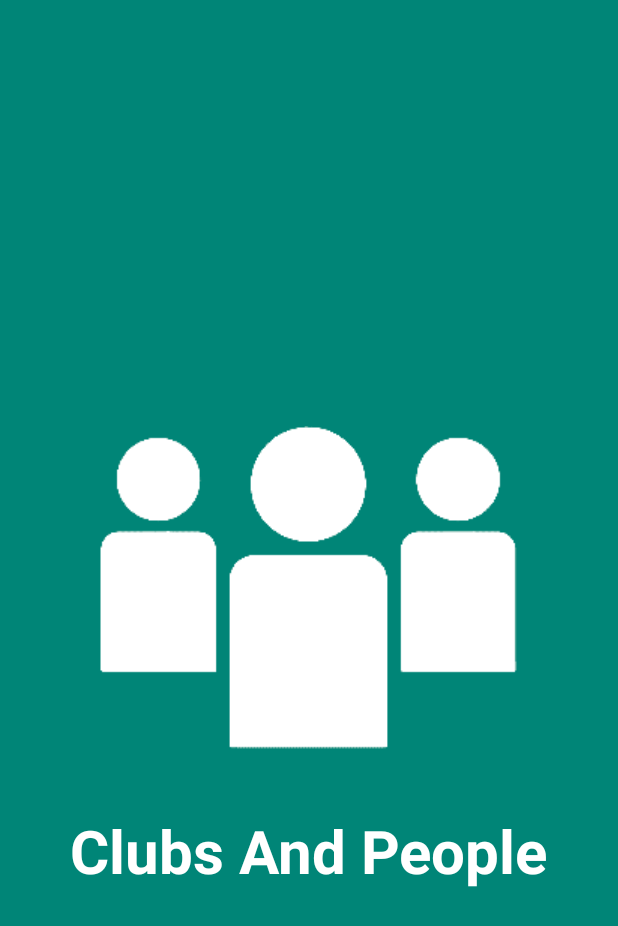
After one commit to infinitesingh/Clubs-And-People, an Android app: the layout activity_splash.xml on its own in the app's theme, with its tools: preview values and no code run, on a phone screen of 412 x 824 dp. The commit adds this screen. Shown: the top 926 px of the screen. Run offline under Robolectric (Android 15) with nearby library versions, the phone set to English and light mode, and no system bars.

Commit message:
Add Splash Screen

```diff
--- a/app/src/main/AndroidManifest.xml
+++ b/app/src/main/AndroidManifest.xml
@@ -9,13 +9,16 @@
         android:roundIcon="@mipmap/ic_launcher_round"
         android:supportsRtl="true"
         android:theme="@style/AppTheme">
-        <activity android:name=".MainActivity">
+        <activity
+            android:name=".SplashActivity"
+            android:theme="@style/AppTheme.NoActionBar">
             <intent-filter>
                 <action android:name="android.intent.action.MAIN" />
 
                 <category android:name="android.intent.category.LAUNCHER" />
             </intent-filter>
         </activity>
+        <activity android:name=".MainActivity"></activity>
     </application>
 
 </manifest>
--- /dev/null
+++ b/app/src/main/res/layout/activity_splash.xml
@@ -0,0 +1,28 @@
+<?xml version="1.0" encoding="utf-8"?>
+<RelativeLayout
+    xmlns:android="http://schemas.android.com/apk/res/android"
+    xmlns:tools="http://schemas.android.com/tools"
+    android:layout_width="match_parent"
+    android:layout_height="match_parent"
+    tools:context=".MainActivity"
+    android:background="@color/colorPrimary">
+
+    <ImageView
+        android:layout_width="wrap_content"
+        android:layout_height="wrap_content"
+        android:src="@drawable/splash_icon"
+        android:layout_centerInParent="true"
+        android:paddingBottom="@dimen/paddingSplashBut"
+        android:id="@+id/splashImg"/>
+    <TextView
+        android:layout_width="wrap_content"
+        android:layout_height="wrap_content"
+        android:text="@string/app_name"
+        android:textAppearance="@style/Base.TextAppearance.AppCompat.Large"
+        android:textStyle="bold"
+        android:textColor="@android:color/white"
+        android:textIsSelectable="false"
+        android:layout_below="@id/splashImg"
+        android:layout_centerHorizontal="true"
+        android:textSize="40sp"/>
+</RelativeLayout>
--- /dev/null
+++ b/app/src/main/res/values/dimens.xml
@@ -0,0 +1,4 @@
+<?xml version="1.0" encoding="utf-8"?>
+<resources>
+    <dimen name="paddingSplashBut">40dp</dimen>
+</resources>
--- a/app/src/main/res/values/styles.xml
+++ b/app/src/main/res/values/styles.xml
@@ -8,4 +8,11 @@
         <item name="colorAccent">@color/colorAccent</item>
     </style>
 
+    <style name="AppTheme.NoActionBar" parent="Theme.AppCompat.Light.DarkActionBar">
+        <item name="windowActionBar">false</item>
+        <item name="windowNoTitle">true</item>
+        <item name="android:windowFullscreen">true</item>
+    </style>
+
+
 </resources>
```
Also changed, not shown: app/src/main/java/com/poseidon/nimitbhardwaj/clubsandpeople/SplashActivity.java (added, +13 -0 lines), app/src/main/res/layout/activity_main.xml (+0 -9 lines), app/src/main/res/drawable/college_club.png, app/src/main/res/drawable/splash_icon.png (added).
